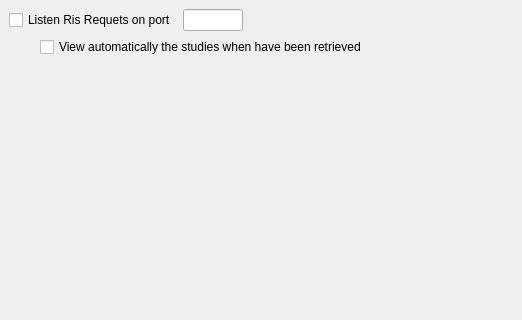
This is starviewer/src/inputoutput/qlistenrisrequestsconfigurationscreenbase.ui in starviewer-medical/starviewer as Qt 5 draws it before an edit; both pictures show x 0 to 522 and y 0 to 320 of the 805 by 401 pixel window. The edited form follows.
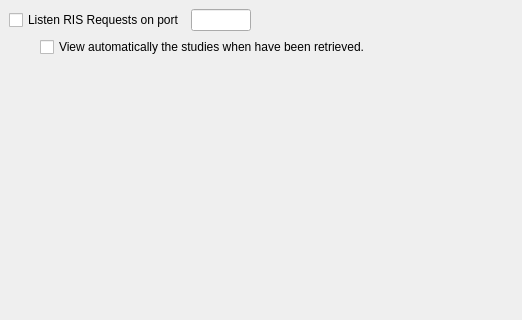
This is the edited form. Icons and pictures are not drawn.

```diff
--- a/starviewer/src/inputoutput/qlistenrisrequestsconfigurationscreenbase.ui
+++ b/starviewer/src/inputoutput/qlistenrisrequestsconfigurationscreenbase.ui
@@ -92,7 +92,7 @@
      <item>
       <widget class="QCheckBox" name="m_checkBoxViewAutomaticallyStudies" >
        <property name="text" >
-        <string>View automatically the studies when have been retrieved</string>
+        <string>View automatically the studies when have been retrieved.</string>
        </property>
       </widget>
      </item>
@@ -109,7 +109,7 @@
      <item>
       <widget class="QCheckBox" name="m_checkBoxListenRisRequests" >
        <property name="text" >
-        <string>Listen Ris Requets on port</string>
+        <string>Listen RIS Requests on port</string>
        </property>
       </widget>
      </item>
```
Left out of the diff: 2 changed lines with no effect on the pictures.
